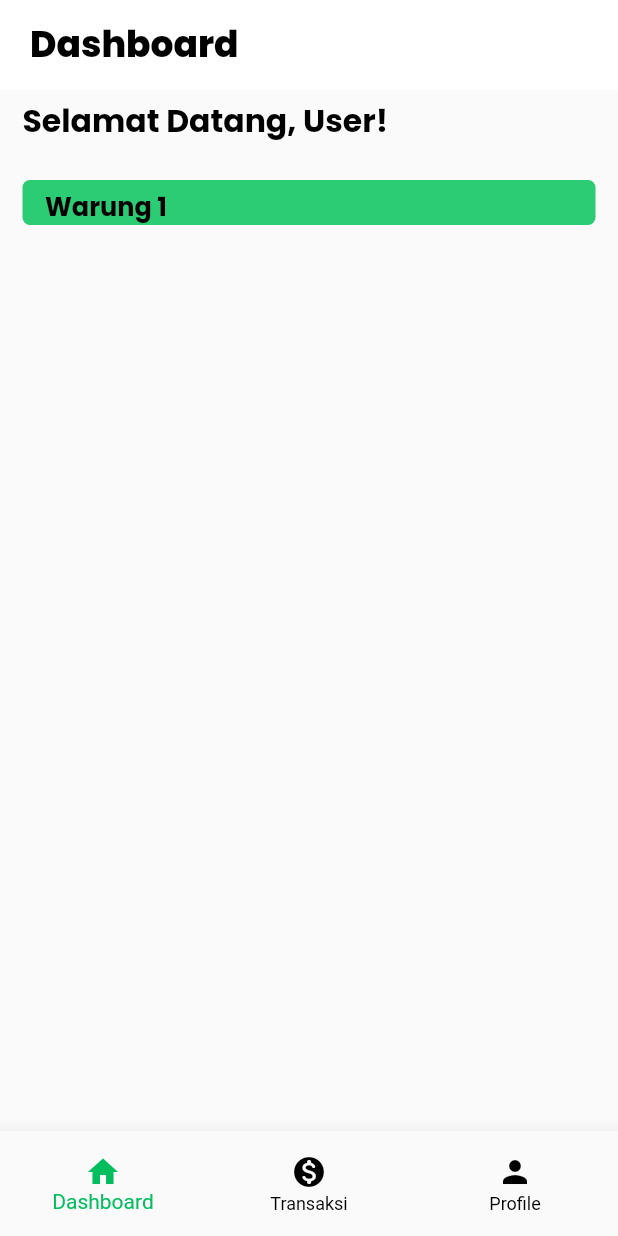
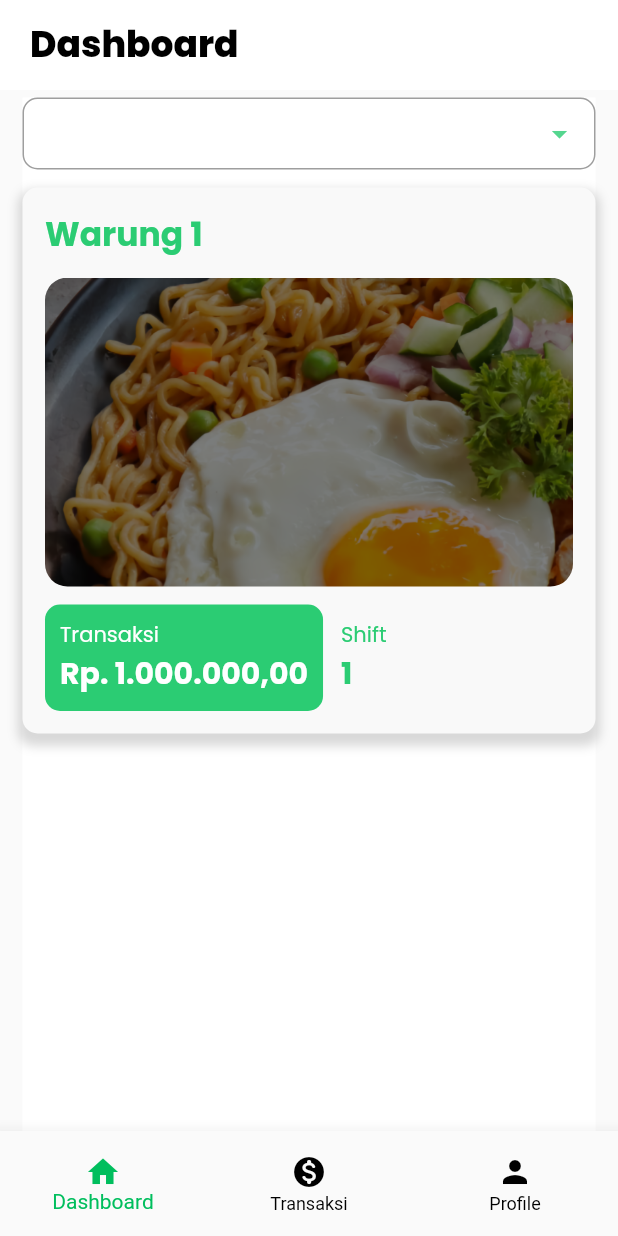
Before and after one commit to PlattenEcho/warmindo-pos, a Flutter app: the MainPage screen opened by its route, on a phone screen of 412 x 824 dp. Run offline on Flutter 3.47's test engine with Material 2 defaults, Android fonts, the phone set to English and light mode, and no system bars; our stand-ins replace flutter_bloc, google_fonts, supabase_flutter; accounts and stored records are empty.

Commit message:
implement dashboard ui

```diff
--- a/lib/ui/pages/dashboard_page.dart
+++ b/lib/ui/pages/dashboard_page.dart
@@ -10,33 +10,125 @@ class DashboardPage extends StatefulWidget {
 }
 
 class _DashboardPageState extends State<DashboardPage> {
+  String selectedWarung = 'Warung A';
+  List<String> warungList = ['Warung 1', 'Warung 2', 'Warung 3', 'Warung 4'];
+
   @override
   Widget build(BuildContext context) {
     return Container(
+        color: kWhiteColor,
         margin: const EdgeInsets.only(top: 5, left: 15, right: 15),
         child: Column(
           crossAxisAlignment: CrossAxisAlignment.start,
           children: [
-            Text(
-              "Selamat Datang, User!",
-              style: blackTextStyle.copyWith(fontWeight: bold, fontSize: 21),
+            DropdownButtonFormField<String>(
+              focusColor: kGreenColor,
+              value: selectedWarung,
+              isExpanded: true,
+              onChanged: (String? newValue) {
+                setState(() {
+                  selectedWarung = newValue!;
+                });
+              },
+              style: blackTextStyle.copyWith(fontSize: 16),
+              decoration: InputDecoration(
+                border: OutlineInputBorder(
+                    borderRadius: BorderRadius.circular(10),
+                    borderSide:
+                        BorderSide(color: kBlackColor.withOpacity(0.2))),
+                focusedBorder: OutlineInputBorder(
+                  borderRadius: BorderRadius.circular(10),
+                  borderSide:
+                      BorderSide(color: kGreenColor), // Warna fokus hijau
+                ),
+                contentPadding:
+                    const EdgeInsets.symmetric(horizontal: 16, vertical: 10),
+              ),
+              icon: Icon(Icons.arrow_drop_down,
+                  color: kGreenColor.withOpacity(0.8)), // Ikona dropdown
+              items: warungList.map<DropdownMenuItem<String>>((String value) {
+                return DropdownMenuItem<String>(
+                  value: value,
+                  child: Text(value),
+                );
+              }).toList(),
             ),
-            gapH24,
+            gapH12,
             Container(
-              padding: const EdgeInsets.only(top: 5, left: 15, right: 15),
-              height: 30,
+              padding: const EdgeInsets.only(
+                  top: 15, left: 15, right: 15, bottom: 15),
               width: MediaQuery.of(context).size.width,
               decoration: BoxDecoration(
-                  color: kGreenColor, borderRadius: BorderRadius.circular(5)),
+                  boxShadow: [
+                    BoxShadow(
+                      color: Colors.grey.withOpacity(0.4),
+                      spreadRadius: 3,
+                      blurRadius: 5,
+                      offset: Offset(0, 5), // changes position of shadow
+                    ),
+                  ],
+                  color: const Color.fromARGB(255, 249, 249, 249),
+                  borderRadius: BorderRadius.circular(10)),
               child: Column(
                 crossAxisAlignment: CrossAxisAlignment.start,
                 children: [
                   Text(
                     "Warung 1",
                     style:
-                        blackTextStyle.copyWith(fontWeight: bold, fontSize: 17),
+                        greenTextStyle.copyWith(fontWeight: bold, fontSize: 22),
                   ),
-                  Container()
+                  gapH12,
+                  ClipRRect(
+                    borderRadius: BorderRadius.circular(15),
+                    child: Image(
+                        fit: BoxFit.cover,
+                        height: MediaQuery.of(context).size.height / 4,
+                        width: MediaQuery.of(context).size.width,
+                        image: AssetImage('assets/bg_start.png')),
+                  ),
+                  gapH12,
+                  Row(
+                    children: [
+                      Container(
+                        padding: const EdgeInsets.all(10),
+                        decoration: BoxDecoration(
+                          color: kGreenColor,
+                          borderRadius: BorderRadius.circular(10),
+                        ),
+                        child: Column(
+                          crossAxisAlignment: CrossAxisAlignment.start,
+                          children: [
+                            Text(
+                              "Transaksi",
+                              style: whiteTextStyle.copyWith(
+                                  fontWeight: regular, fontSize: 14),
+                            ),
+                            Text(
+                              "Rp. 1.000.000,00",
+                              style: whiteTextStyle.copyWith(
+                                  fontWeight: bold, fontSize: 20),
+                            )
+                          ],
+                        ),
+                      ),
+                      gapW12,
+                      Column(
+                        crossAxisAlignment: CrossAxisAlignment.start,
+                        children: [
+                          Text(
+                            "Shift",
+                            style: greenTextStyle.copyWith(
+                                fontWeight: regular, fontSize: 14),
+                          ),
+                          Text(
+                            "1",
+                            style: greenTextStyle.copyWith(
+                                fontWeight: bold, fontSize: 20),
+                          )
+                        ],
+                      ),
+                    ],
+                  ),
                 ],
               ),
             ),
```
